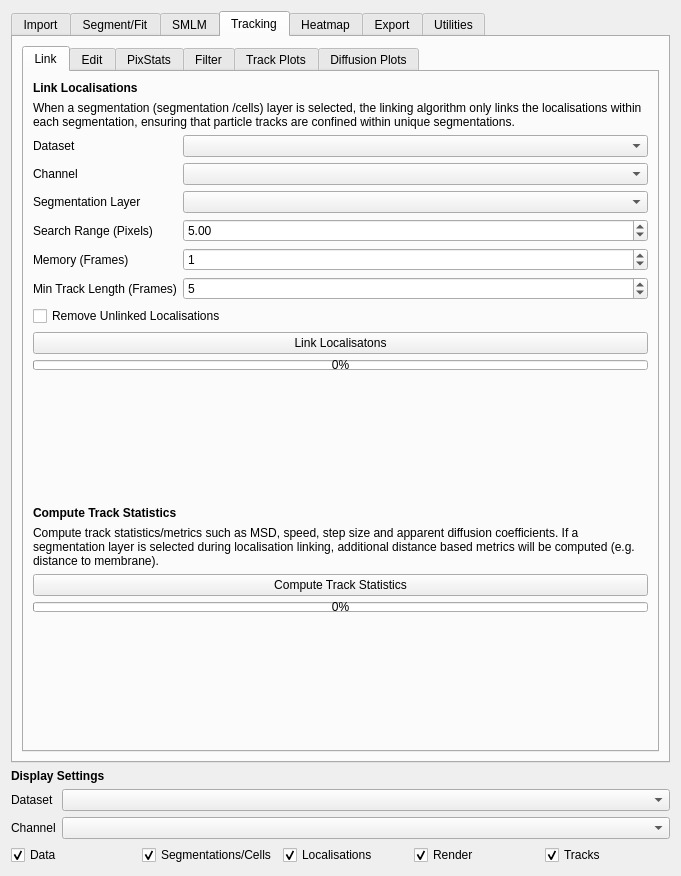
This is src/moltrack/GUI/widget_ui.ui in piedrro/napari-moltrack as Qt 5 draws it before an edit. The edited form follows.
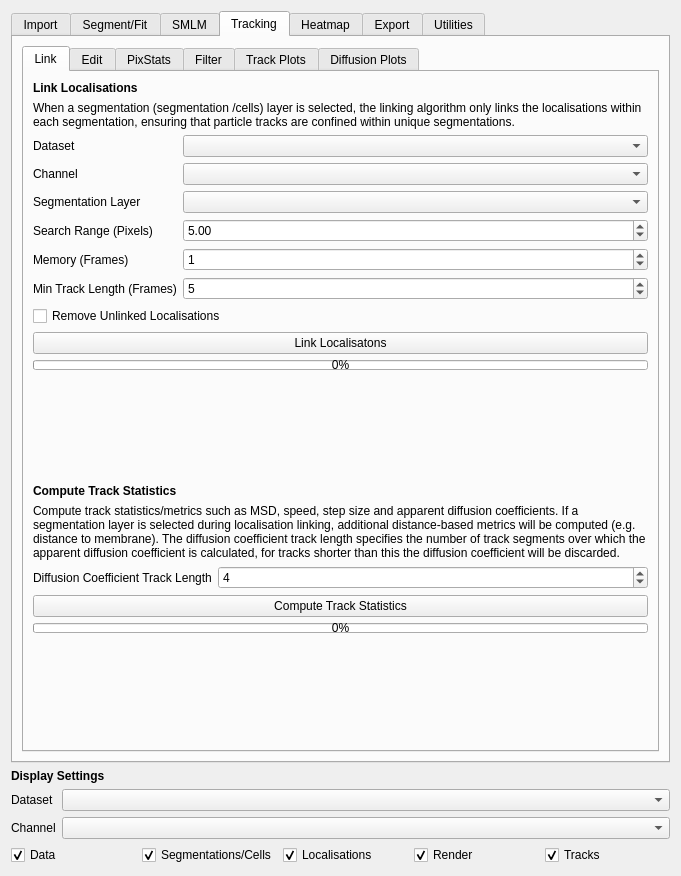
This is the edited form. The open tabs and pages were chosen to show the change.

Commit message: added diffusion coefficient track length, diffusion plot ignores NaNs

```diff
--- a/src/moltrack/GUI/widget_ui.ui
+++ b/src/moltrack/GUI/widget_ui.ui
@@ -2955,13 +2955,34 @@
            <item>
             <widget class="QLabel" name="label_154">
              <property name="text">
-              <string>Compute track statistics/metrics such as MSD, speed, step size and apparent diffusion coefficients. If a segmentation layer is selected during localisation linking, additional distance based metrics will be computed (e.g. distance to membrane).</string>
+              <string>Compute track statistics/metrics such as MSD, speed, step size and apparent diffusion coefficients. If a segmentation layer is selected during localisation linking, additional distance-based metrics will be computed (e.g. distance to membrane). The diffusion coefficient track length specifies the number of track segments over which the apparent diffusion coefficient is calculated, for tracks shorter than this the diffusion coefficient will be discarded.</string>
              </property>
              <property name="wordWrap">
               <bool>true</bool>
              </property>
             </widget>
            </item>
+           <item>
+            <layout class="QFormLayout" name="formLayout_38">
+             <item row="0" column="0">
+              <widget class="QLabel" name="label_155">
+               <property name="text">
+                <string>Diffusion Coefficient Track Length</string>
+               </property>
+              </widget>
+             </item>
+             <item row="0" column="1">
+              <widget class="QSpinBox" name="trackstats_adc_track_length">
+               <property name="minimum">
+                <number>3</number>
+               </property>
+               <property name="value">
+                <number>4</number>
+               </property>
+              </widget>
+             </item>
+            </layout>
+           </item>
            <item>
             <widget class="QPushButton" name="compute_track_stats">
              <property name="text">
```
Left out of the diff: 19 changed lines with no effect on the pictures. The commit also changes 7 other files.
